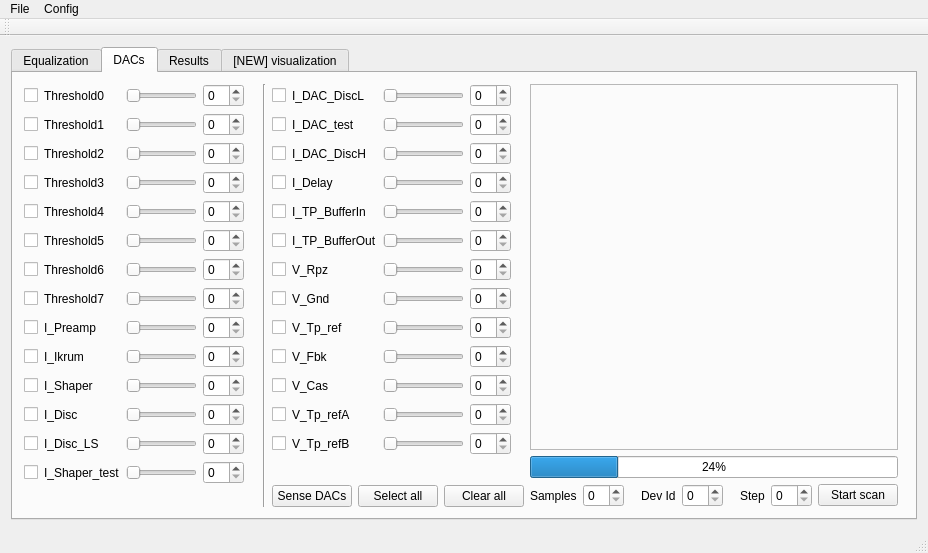
Old version of the form SpidrMpx3Eq/mpx3gui.ui in the repository navrit/dexter.
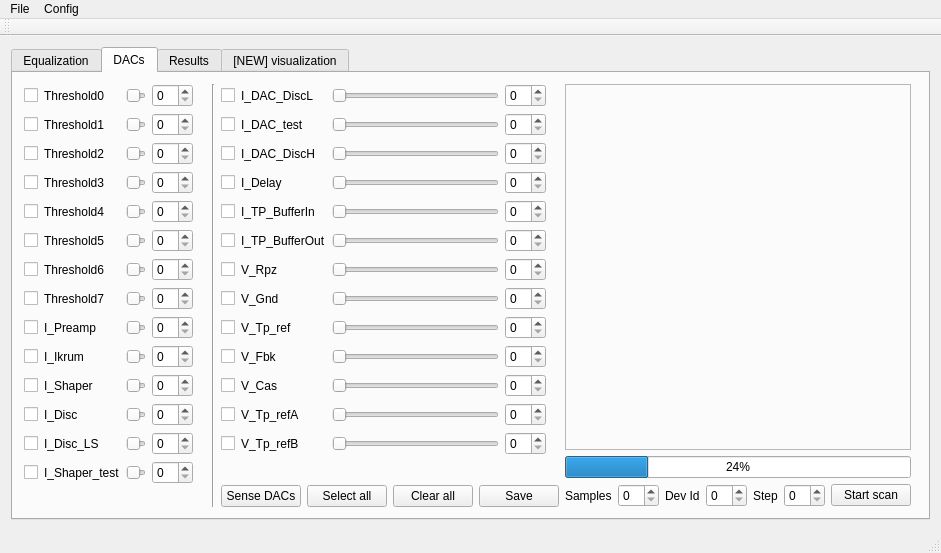
New version of the form. The open tabs and pages were chosen to show the change. Custom widgets are drawn as their Qt base class.

Diff of the .ui file:
```diff
--- a/SpidrMpx3Eq/mpx3gui.ui
+++ b/SpidrMpx3Eq/mpx3gui.ui
@@ -1152,6 +1152,13 @@
                 </property>
                </widget>
               </item>
+              <item>
+               <widget class="QPushButton" name="dacSaveButton">
+                <property name="text">
+                 <string>Save</string>
+                </property>
+               </widget>
+              </item>
              </layout>
             </item>
            </layout>
@@ -1363,7 +1370,7 @@
      <x>0</x>
      <y>0</y>
      <width>928</width>
-     <height>20</height>
+     <height>19</height>
     </rect>
    </property>
    <widget class="QMenu" name="menuMpx3Eq">
```
Left out of the diff: 2 changed lines with no effect on the pictures.
